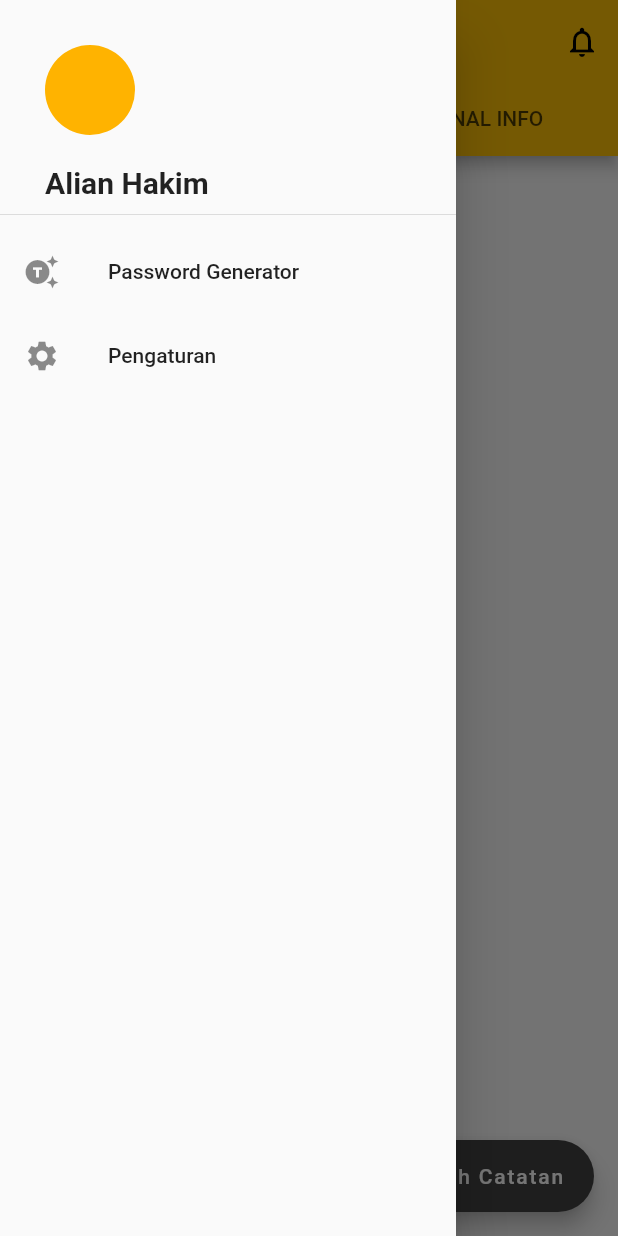
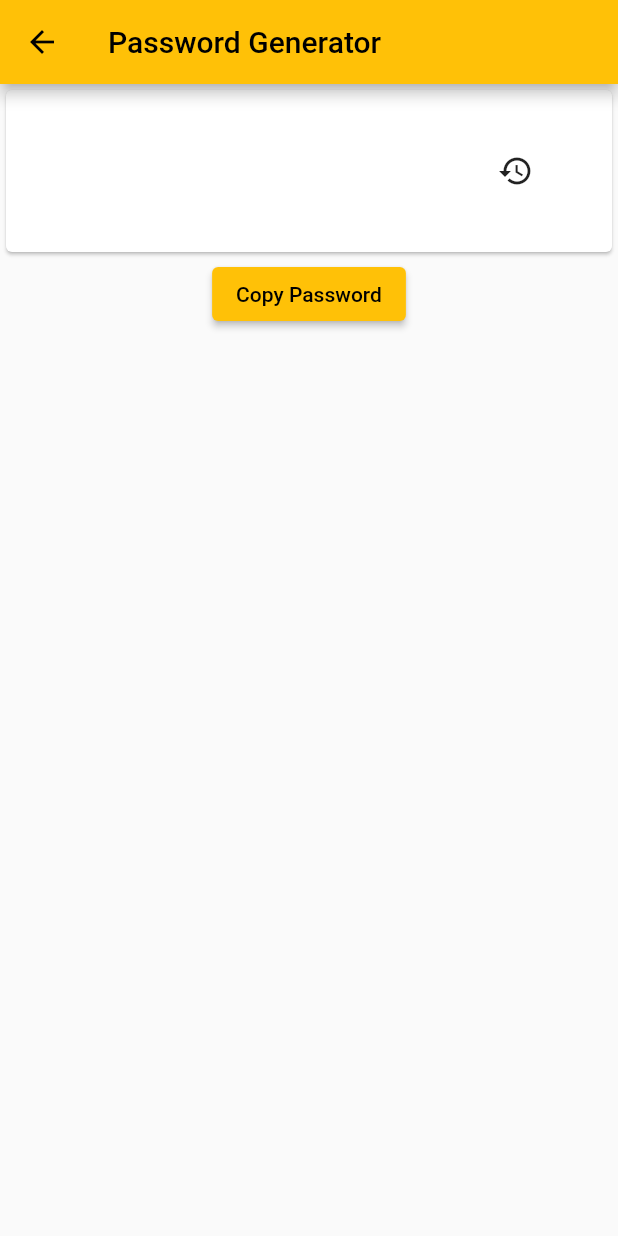
Before and after one commit to alianhakim9/Password-Manager-App-Flutter, a Flutter app: the Home screen opened directly, tab 2 chosen, in the side drawer, after a tap on "Password Generator", on a phone screen of 412 x 824 dp. Run offline on Flutter 3.47's test engine with Material 2 defaults, Android fonts, the phone set to English and light mode, and no system bars; our stand-ins replace shared_preferences; accounts and stored records are empty; network calls fail.

Commit message:
implementasi password generator

```diff
--- a/lib/view/home.dart
+++ b/lib/view/home.dart
@@ -3,6 +3,7 @@ import 'dart:developer';
 import 'package:flutter/material.dart';
 import 'package:flutter/services.dart';
 import 'package:password_manager/api/password_manager/password_manager_service.dart';
+import 'package:password_manager/view/password_generator.dart';
 import 'package:shared_preferences/shared_preferences.dart';
 
 import '../model/password_manager/password_manager.dart';
@@ -192,7 +193,13 @@ class _HomeState extends State<Home> {
               ListTile(
                 leading: const Icon(Icons.generating_tokens),
                 title: const Text('Password Generator'),
-                onTap: () {},
+                onTap: () {
+                  Navigator.push(
+                      context,
+                      MaterialPageRoute(
+                          builder: (context) =>
+                              const PasswordGeneratorPages()));
+                },
               ),
               ListTile(
                 leading: const Icon(Icons.settings),
--- /dev/null
+++ b/lib/view/password_generator.dart
@@ -0,0 +1,83 @@
+import 'dart:math';
+
+import 'package:flutter/material.dart';
+import 'package:flutter/services.dart';
+
+class PasswordGeneratorPages extends StatefulWidget {
+  const PasswordGeneratorPages({Key? key}) : super(key: key);
+
+  @override
+  State<PasswordGeneratorPages> createState() => _PasswordGeneratorPagesState();
+}
+
+class _PasswordGeneratorPagesState extends State<PasswordGeneratorPages> {
+  String password = '';
+
+  generatePassword({
+    bool hasLetters = true,
+    bool hasNumber = false,
+    bool hasSpecial = false,
+  }) {
+    final length = 20;
+    final letterLowerCase = 'abcdefghijklmnopqrstuvwxyz';
+    final letterUpperCase = 'ABCDEFGHIJKLMNOPQRSTUVWXYZ';
+    final numbers = '0123456789';
+    final special = '@#=+!\$%&?(){}';
+
+    String chars = '';
+
+    if (hasLetters) chars += '$letterLowerCase$letterUpperCase';
+    if (hasNumber) chars += '$numbers';
+    if (hasSpecial) chars += '$special';
+
+    return List.generate(length, (index) {
+      final indexRandom = Random.secure().nextInt(chars.length);
+      return chars[indexRandom];
+    }).join('');
+  }
+
+  @override
+  Widget build(BuildContext context) {
+    return Scaffold(
+      appBar: AppBar(
+        title: const Text('Password Generator'),
+      ),
+      body: Column(
+        children: [
+          Card(
+            child: Padding(
+              padding: const EdgeInsets.all(30.0),
+              child: Row(
+                children: [
+                  Expanded(
+                    flex: 4,
+                    child: Text(password),
+                  ),
+                  Expanded(
+                    flex: 1,
+                    child: IconButton(
+                      onPressed: () {
+                        var test = generatePassword();
+                        setState(() {
+                          password = test;
+                        });
+                      },
+                      icon: const Icon(Icons.restore),
+                    ),
+                  )
+                ],
+              ),
+            ),
+          ),
+          ElevatedButton(
+              onPressed: () {
+                Clipboard.setData(ClipboardData(text: password)).then((value) =>
+                    ScaffoldMessenger.of(context).showSnackBar(const SnackBar(
+                        content: Text('Password berhasil di copy'))));
+              },
+              child: const Text('Copy Password'))
+        ],
+      ),
+    );
+  }
+}
```
